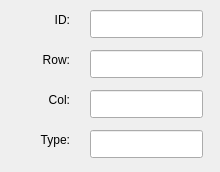
The window that GameDemonstrator/dialogs/HexItemInfoDialog.ui (raubwuerger/StrategicGameProject) describes before a commit, drawn with Qt 5.
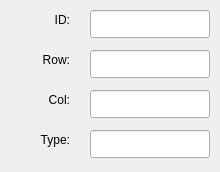
The same window after the commit.

The edit to the form file:
```diff
--- a/GameDemonstrator/dialogs/HexItemInfoDialog.ui
+++ b/GameDemonstrator/dialogs/HexItemInfoDialog.ui
@@ -40,7 +40,7 @@
     <rect>
      <x>90</x>
      <y>10</y>
-     <width>113</width>
+     <width>120</width>
      <height>28</height>
     </rect>
    </property>
@@ -66,7 +66,7 @@
     <rect>
      <x>90</x>
      <y>90</y>
-     <width>113</width>
+     <width>120</width>
      <height>28</height>
     </rect>
    </property>
@@ -92,7 +92,7 @@
     <rect>
      <x>90</x>
      <y>50</y>
-     <width>113</width>
+     <width>120</width>
      <height>28</height>
     </rect>
    </property>
@@ -118,7 +118,7 @@
     <rect>
      <x>90</x>
      <y>130</y>
-     <width>113</width>
+     <width>120</width>
      <height>28</height>
     </rect>
    </property>
```
